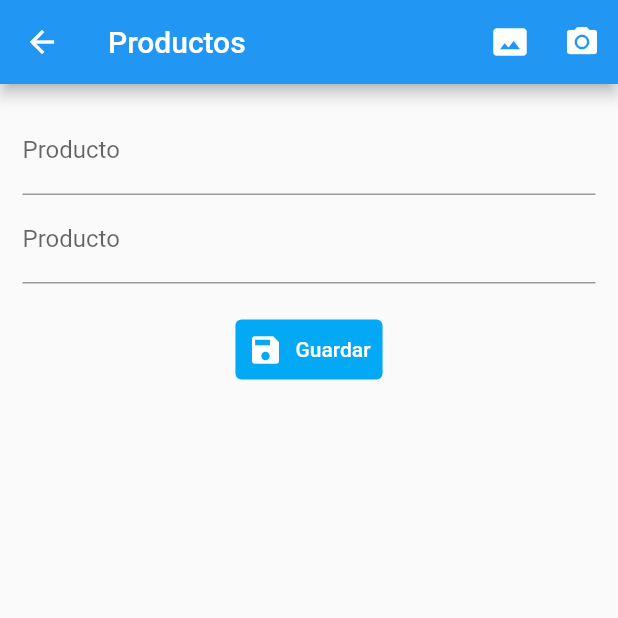
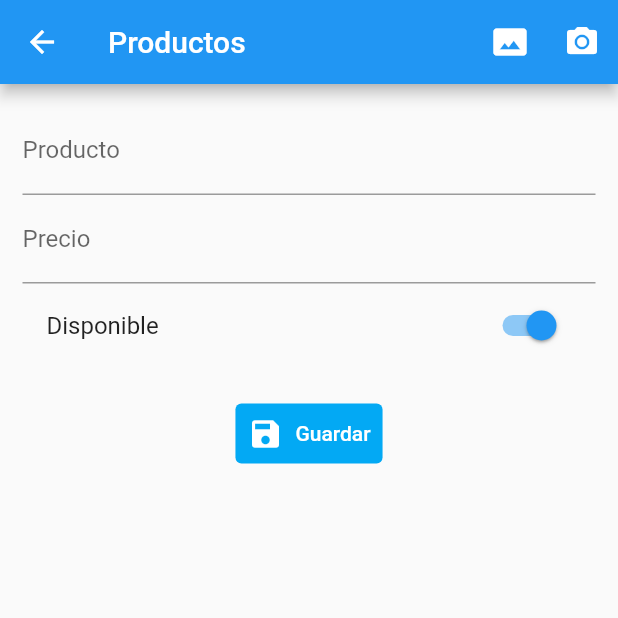
Before and after one commit to BlueScreenCQ/appProductos, a Flutter app: the screen it shows after launch, after a tap on the "add" icon, on a phone screen of 412 x 824 dp, the top half of it. Run offline on Flutter 3.47's test engine with Material 2 defaults, Android fonts, the phone set to English and light mode, and no system bars; our stand-ins replace rxdart; missing offline and left inert: dart:ffi; network calls fail.

Commit message:
Mostrar productos con errores.

```diff
--- a/lib/src/models/producto_model.dart
+++ b/lib/src/models/producto_model.dart
@@ -11,24 +11,24 @@ String productoModelToJson(ProductoModel data) => json.encode(data.toJson());
 class ProductoModel {
   ProductoModel({
     this.id,
-    this.titulo,
-    this.valor,
-    this.disponible,
+    this.titulo = "",
+    this.valor = 0.0,
+    this.disponible = true,
     this.fotoUrl,
   });
 
   String id;
-  String titulo = '';
-  double valor = 0.0;
-  bool disponible = true;
+  String titulo;
+  double valor;
+  bool disponible;
   String fotoUrl;
 
-  factory ProductoModel.fromJson(Map<String, dynamic> json) => ProductoModel(
-    id: json["id"],
-    titulo: json["titulo"],
-    valor: json["valor"],
-    disponible: json["disponible"],
-    fotoUrl: json["fotoURL"],
+  factory ProductoModel.fromJson(Map<String, dynamic> json) => new ProductoModel(
+    id         : json["id"],
+    titulo     : json["titulo"],
+    valor      : json["valor"],
+    disponible : json["disponible"],
+    fotoUrl    : json["fotoUrl"],
   );
 
   Map<String, dynamic> toJson() => {
--- a/lib/src/pages/home_page.dart
+++ b/lib/src/pages/home_page.dart
@@ -1,7 +1,11 @@
 import 'package:flutter/material.dart';
 import 'package:form_validation/src/bloc/provider.dart';
+import 'package:form_validation/src/models/producto_model.dart';
+import 'package:form_validation/src/providers/producto_provider.dart';
 
 class HomePage extends StatelessWidget {
+
+  final productoProvider = ProductoProvider();
 
   @override
   Widget build(BuildContext context) {
@@ -12,9 +16,7 @@ class HomePage extends StatelessWidget {
       appBar: AppBar(
         title: Text('Home'),
         ),
-      body: Container(
-
-      ),
+      body: _crearListado(),
       floatingActionButton: _crearBoton(context),
     );
   }
@@ -25,4 +27,35 @@ class HomePage extends StatelessWidget {
       onPressed: () => Navigator.pushNamed(context, 'producto'),
     );
   }
+
+  Widget _crearListado() {
+
+    return FutureBuilder(
+      future: productoProvider.cargarProductos(),
+      builder: (BuildContext context, AsyncSnapshot<List<ProductoModel>> snapshot){
+        if(snapshot.hasData){
+
+          final productos = snapshot.data;
+
+          return ListView.builder(
+            itemCount: productos.length,
+            itemBuilder: (context, i) => _crearItem(context, productos[i]),
+          );
+        }else{
+          return Center(
+            child: CircularProgressIndicator(),
+          );
+        }
+      },
+
+    );
+  }
+
+  Widget _crearItem(BuildContext context, ProductoModel prod){
+
+    return ListTile(
+      title: Text('${prod.titulo} - ${prod.valor}'),
+      subtitle: Text(prod.id),
+    );
+  }
 }
--- a/lib/src/pages/producto_page.dart
+++ b/lib/src/pages/producto_page.dart
@@ -1,5 +1,7 @@
 import 'package:flutter/cupertino.dart';
 import 'package:flutter/material.dart';
+import 'package:form_validation/src/models/producto_model.dart';
+import 'package:form_validation/src/providers/producto_provider.dart';
 import 'package:form_validation/src/utils/utils.dart' as utils;
 
 class ProductoPage extends StatefulWidget {
@@ -10,6 +12,9 @@ class ProductoPage extends StatefulWidget {
 
 class _ProductoPageState extends State<ProductoPage> {
   final formKey = GlobalKey<FormState>();
+
+  ProductoModel producto = new ProductoModel();
+  final productoProvider = new ProductoProvider();
 
   @override
   Widget build(BuildContext context) {
@@ -34,6 +39,7 @@ class _ProductoPageState extends State<ProductoPage> {
               children:[
                 _crearNombre(),
                 _crearPrecio(),
+                _crearDisponible(),
                 SizedBox(height:20.0),
                 _cearBoton(),
               ]
@@ -46,10 +52,12 @@ class _ProductoPageState extends State<ProductoPage> {
 
   Widget _crearNombre(){
     return TextFormField(
+      initialValue: producto.titulo,
       textCapitalization: TextCapitalization.sentences,
       decoration: InputDecoration(
         labelText: 'Producto',
       ),
+      onSaved: (value) => producto.titulo=value,
       validator: (value) {
         if(value.length < 3 ){
           return 'Nombre demasiado corto';
@@ -63,10 +71,12 @@ class _ProductoPageState extends State<ProductoPage> {
 
   Widget _crearPrecio(){
     return TextFormField(
+      // initialValue: producto.valor.toString(),
       keyboardType: TextInputType.numberWithOptions(decimal: true),
       decoration: InputDecoration(
-        labelText: 'Producto',
+        labelText: 'Precio',
       ),
+      onSaved: (value) => producto.valor= double.parse(value),
       validator: (value) {
         if (utils.esNumero (value)) return null;
         else return 'Sólo números';
@@ -85,12 +95,27 @@ class _ProductoPageState extends State<ProductoPage> {
     );
   }
 
+ Widget _crearDisponible() {
+
+    return SwitchListTile(
+        value: producto.disponible,
+        title: Text('Disponible'),
+        onChanged: (value) => setState(() {
+          producto.disponible = value;
+        })
+    );
+ }
+
   void _submit() {
 
     if(!formKey.currentState.validate()) return;
 
-    print('Todo ok');
+    formKey.currentState.save();
 
+    print(producto.titulo);
+    print(producto.valor);
+    print(producto.disponible);
 
+    productoProvider.crearProducto(producto);
   }
 }
--- /dev/null
+++ b/lib/src/providers/producto_provider.dart
@@ -0,0 +1,49 @@
+
+
+import 'dart:convert';
+
+import 'package:http/http.dart' as http;
+import 'package:form_validation/src/models/producto_model.dart';
+
+class ProductoProvider {
+
+  final String _url = 'fluttercurso-311817-default-rtdb.europe-west1.firebasedatabase.app';
+
+
+  Future<bool> crearProducto(ProductoModel producto) async {
+    final url = Uri.https(_url, '/productos.json');
+
+    final resp = await http.post(url, body: productoModelToJson(producto));
+
+    final decodedData = json.decode(resp.body);
+
+    //print(decodedData);
+
+    return true;
+  }
+
+  Future<List<ProductoModel>> cargarProductos() async {
+
+    final url = Uri.https(_url, '/productos.json');
+
+    final resp = await http.get(url);
+
+    final Map<String,dynamic> decodedData = json.decode(resp.body);
+
+    final List<ProductoModel> productos = [];
+
+    print(decodedData);
+
+    if(decodedData == null) return [];
+
+    decodedData.forEach((id, prod) {
+      final prodTemp = ProductoModel.fromJson(prod);
+      prodTemp.id= id;
+      productos.add(prodTemp);
+    });
+
+    //print(productos);
+    return productos;
+  }
+
+}
--- a/pubspec.yaml
+++ b/pubspec.yaml
@@ -29,6 +29,7 @@ dependencies:
   # Use with the CupertinoIcons class for iOS style icons.
   cupertino_icons: ^1.0.2
   rxdart: ^0.26.0
+  http:
 
 dev_dependencies:
   flutter_test:
```
Also changed, not shown: pubspec.lock.
